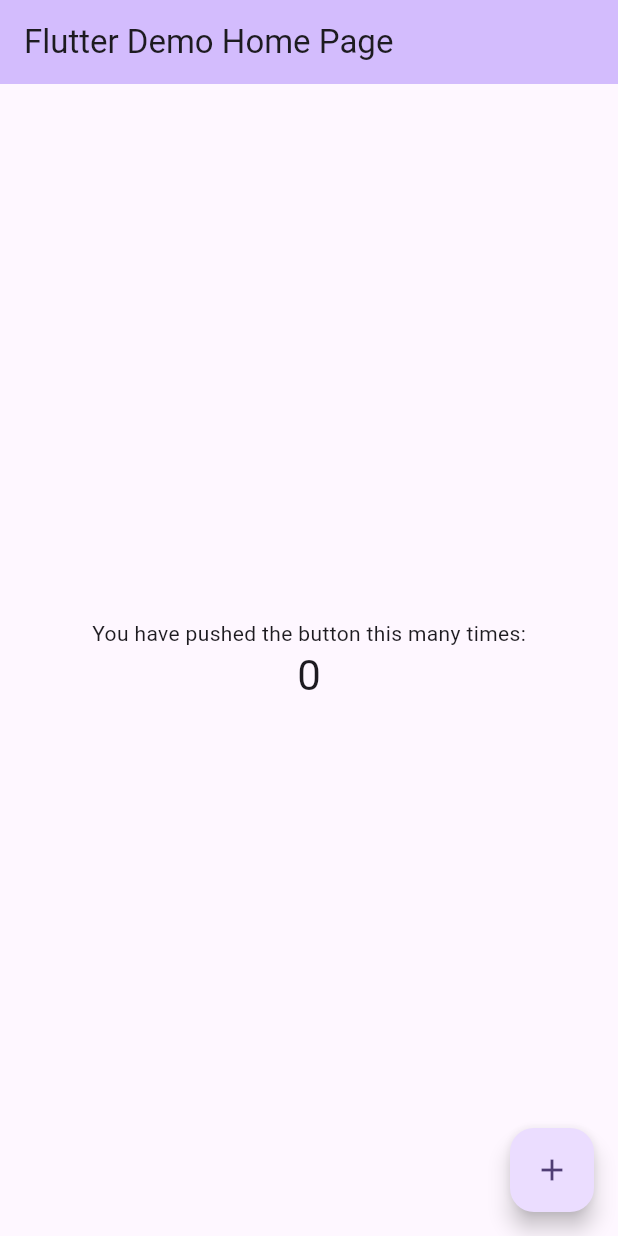
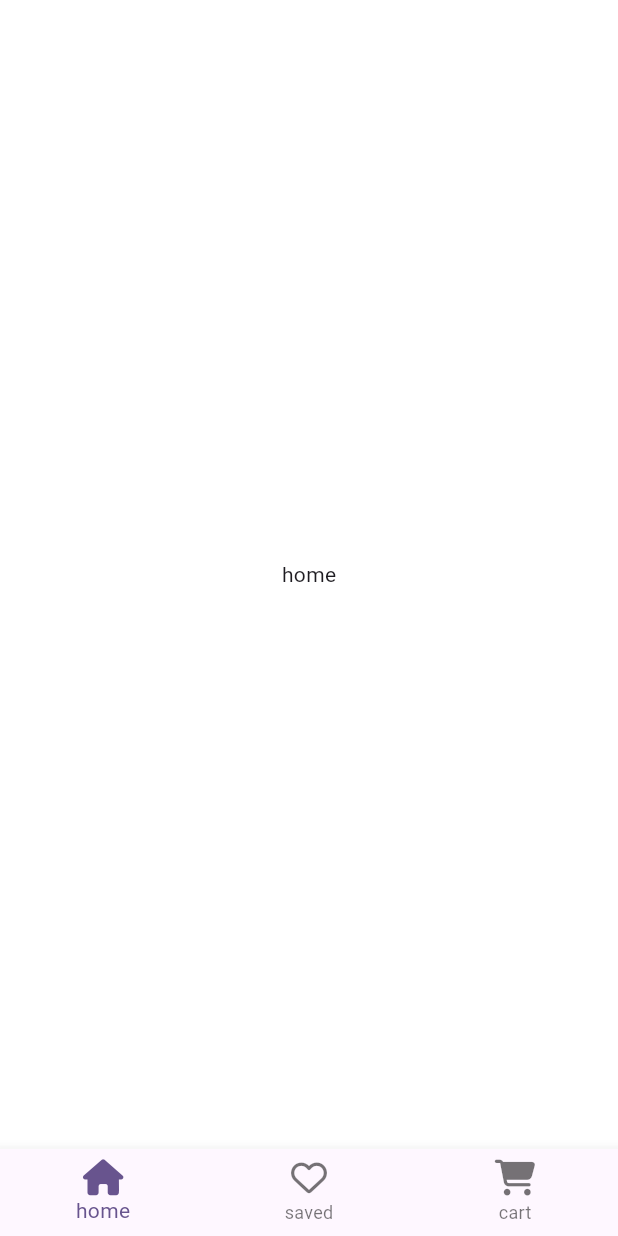
Before and after one commit to smurf136/online_shopping_flutter, a Flutter app: the screen it shows after launch, on a phone screen of 412 x 824 dp. Run offline on Flutter 3.47's test engine with Material 3 defaults, Android fonts, the phone set to English and light mode, and no system bars; our stand-ins replace flutter_riverpod, font_awesome_flutter.

Commit message:
🏔 add: home page

```diff
--- /dev/null
+++ b/lib/domain/constants/home_tab_content.dart
@@ -0,0 +1 @@
+enum HomePageTabContent { home, saved, cart }
--- /dev/null
+++ b/lib/domain/states/current_home_page_tab_content_state_provider.dart
@@ -0,0 +1,5 @@
+import 'package:flutter_riverpod/flutter_riverpod.dart';
+
+import '../constants/home_tab_content.dart';
+
+final currentHomePageTabContentStateProvider = StateProvider((ref) => HomePageTabContent.home);
--- a/lib/main.dart
+++ b/lib/main.dart
@@ -1,125 +1,30 @@
 import 'package:flutter/material.dart';
+import 'package:flutter_riverpod/flutter_riverpod.dart';
+
+import 'presentation/common/pages/home_page.dart';
 
 void main() {
-  runApp(const MyApp());
+  runApp(const ProviderScope(
+    child: MyApp(),
+  ));
 }
 
 class MyApp extends StatelessWidget {
   const MyApp({super.key});
 
-  // This widget is the root of your application.
   @override
   Widget build(BuildContext context) {
     return MaterialApp(
       title: 'Flutter Demo',
       theme: ThemeData(
-        // This is the theme of your application.
-        //
-        // TRY THIS: Try running your application with "flutter run". You'll see
-        // the application has a purple toolbar. Then, without quitting the app,
-        // try changing the seedColor in the colorScheme below to Colors.green
-        // and then invoke "hot reload" (save your changes or press the "hot
-        // reload" button in a Flutter-supported IDE, or press "r" if you used
-        // the command line to start the app).
-        //
-        // Notice that the counter didn't reset back to zero; the application
-        // state is not lost during the reload. To reset the state, use hot
-        // restart instead.
-        //
-        // This works for code too, not just values: Most code changes can be
-        // tested with just a hot reload.
         colorScheme: ColorScheme.fromSeed(seedColor: Colors.deepPurple),
+        scaffoldBackgroundColor: Colors.white70,
         useMaterial3: true,
       ),
-      home: const MyHomePage(title: 'Flutter Demo Home Page'),
+      initialRoute: '/',
+      routes: {
+        HomePage.path: (context) => const HomePage(),
+      },
     );
   }
 }
-
-class MyHomePage extends StatefulWidget {
-  const MyHomePage({super.key, required this.title});
-
-  // This widget is the home page of your application. It is stateful, meaning
-  // that it has a State object (defined below) that contains fields that affect
-  // how it looks.
-
-  // This class is the configuration for the state. It holds the values (in this
-  // case the title) provided by the parent (in this case the App widget) and
-  // used by the build method of the State. Fields in a Widget subclass are
-  // always marked "final".
-
-  final String title;
-
-  @override
-  State<MyHomePage> createState() => _MyHomePageState();
-}
-
-class _MyHomePageState extends State<MyHomePage> {
-  int _counter = 0;
-
-  void _incrementCounter() {
-    setState(() {
-      // This call to setState tells the Flutter framework that something has
-      // changed in this State, which causes it to rerun the build method below
-      // so that the display can reflect the updated values. If we changed
-      // _counter without calling setState(), then the build method would not be
-      // called again, and so nothing would appear to happen.
-      _counter++;
-    });
-  }
-
-  @override
-  Widget build(BuildContext context) {
-    // This method is rerun every time setState is called, for instance as done
-    // by the _incrementCounter method above.
-    //
-    // The Flutter framework has been optimized to make rerunning build methods
-    // fast, so that you can just rebuild anything that needs updating rather
-    // than having to individually change instances of widgets.
-    return Scaffold(
-      appBar: AppBar(
-        // TRY THIS: Try changing the color here to a specific color (to
-        // Colors.amber, perhaps?) and trigger a hot reload to see the AppBar
-        // change color while the other colors stay the same.
-        backgroundColor: Theme.of(context).colorScheme.inversePrimary,
-        // Here we take the value from the MyHomePage object that was created by
-        // the App.build method, and use it to set our appbar title.
-        title: Text(widget.title),
-      ),
-      body: Center(
-        // Center is a layout widget. It takes a single child and positions it
-        // in the middle of the parent.
-        child: Column(
-          // Column is also a layout widget. It takes a list of children and
-          // arranges them vertically. By default, it sizes itself to fit its
-          // children horizontally, and tries to be as tall as its parent.
-          //
-          // Column has various properties to control how it sizes itself and
-          // how it positions its children. Here we use mainAxisAlignment to
-          // center the children vertically; the main axis here is the vertical
-          // axis because Columns are vertical (the cross axis would be
-          // horizontal).
-          //
-          // TRY THIS: Invoke "debug painting" (choose the "Toggle Debug Paint"
-          // action in the IDE, or press "p" in the console), to see the
-          // wireframe for each widget.
-          mainAxisAlignment: MainAxisAlignment.center,
-          children: <Widget>[
-            const Text(
-              'You have pushed the button this many times:',
-            ),
-            Text(
-              '$_counter',
-              style: Theme.of(context).textTheme.headlineMedium,
-            ),
-          ],
-        ),
-      ),
-      floatingActionButton: FloatingActionButton(
-        onPressed: _incrementCounter,
-        tooltip: 'Increment',
-        child: const Icon(Icons.add),
-      ), // This trailing comma makes auto-formatting nicer for build methods.
-    );
-  }
-}
--- /dev/null
+++ b/lib/presentation/common/pages/home_page.dart
@@ -0,0 +1,37 @@
+import 'package:flutter/material.dart';
+import 'package:flutter_riverpod/flutter_riverpod.dart';
+import 'package:font_awesome_flutter/font_awesome_flutter.dart';
+
+import '../../../domain/constants/home_tab_content.dart';
+import '../../../domain/states/current_home_page_tab_content_state_provider.dart';
+import '../widgets/cart_tab_content.dart';
+import '../widgets/home_tab_content.dart';
+import '../widgets/saved_tab_content.dart';
+
+class HomePage extends ConsumerWidget {
+  const HomePage({super.key});
+
+  static const path = '/';
+
+  @override
+  Widget build(BuildContext context, WidgetRef ref) {
+    return Scaffold(
+      body: {
+        HomePageTabContent.home: const HomeTabContent(),
+        HomePageTabContent.saved: const SavedTabContent(),
+        HomePageTabContent.cart: const CartTabContent(),
+      }[ref.watch(currentHomePageTabContentStateProvider)],
+      bottomNavigationBar: BottomNavigationBar(
+        onTap: (index) {
+          ref.read(currentHomePageTabContentStateProvider.notifier).state = HomePageTabContent.values[index];
+        },
+        currentIndex: ref.read(currentHomePageTabContentStateProvider).index,
+        items: const [
+          BottomNavigationBarItem(icon: FaIcon(FontAwesomeIcons.house), label: 'home'),
+          BottomNavigationBarItem(icon: FaIcon(FontAwesomeIcons.heart), activeIcon: FaIcon(FontAwesomeIcons.solidHeart), label: 'saved'),
+          BottomNavigationBarItem(icon: FaIcon(FontAwesomeIcons.cartShopping), label: 'cart'),
+        ],
+      ),
+    );
+  }
+}
--- /dev/null
+++ b/lib/presentation/common/widgets/cart_tab_content.dart
@@ -0,0 +1,10 @@
+import 'package:flutter/material.dart';
+
+class CartTabContent extends StatelessWidget {
+  const CartTabContent({super.key});
+
+  @override
+  Widget build(BuildContext context) {
+    return const Center(child: Text('cart'));
+  }
+}
--- /dev/null
+++ b/lib/presentation/common/widgets/home_tab_content.dart
@@ -0,0 +1,10 @@
+import 'package:flutter/material.dart';
+
+class HomeTabContent extends StatelessWidget {
+  const HomeTabContent({super.key});
+
+  @override
+  Widget build(BuildContext context) {
+    return const Center(child: Text('home'));
+  }
+}
--- /dev/null
+++ b/lib/presentation/common/widgets/saved_tab_content.dart
@@ -0,0 +1,10 @@
+import 'package:flutter/material.dart';
+
+class SavedTabContent extends StatelessWidget {
+  const SavedTabContent({super.key});
+
+  @override
+  Widget build(BuildContext context) {
+    return const Center(child: Text('saved'));
+  }
+}
```
Also changed, not shown: pubspec.yaml (+14 -53 lines).
